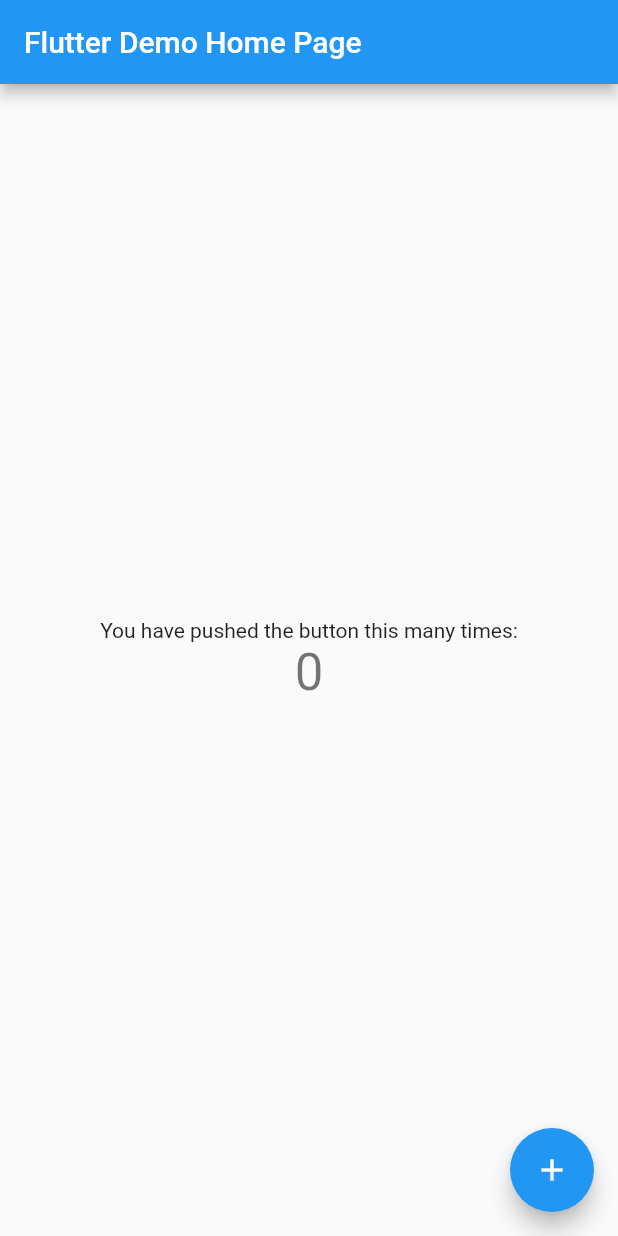
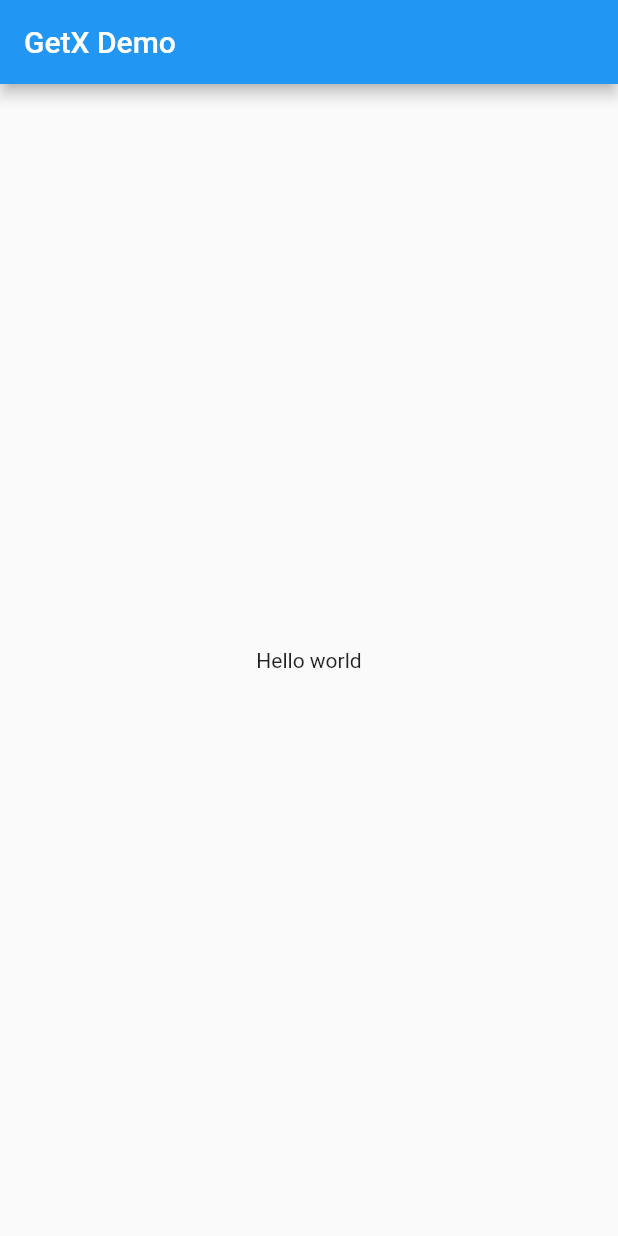
Before and after one commit to marcedroid/GetX-Test, a Flutter app: the screen it shows after launch, on a phone screen of 412 x 824 dp. Run offline on Flutter 3.47's test engine with Material 2 defaults, Android fonts, the phone set to English and light mode, and no system bars.

Commit message:
Eliminado codigo innecesario

```diff
--- a/lib/main.dart
+++ b/lib/main.dart
@@ -1,117 +1,4 @@
 import 'package:flutter/material.dart';
+import 'package:getx_demo/src/views/my_app.dart';
 
-void main() {
-  runApp(MyApp());
-}
-
-class MyApp extends StatelessWidget {
-  // This widget is the root of your application.
-  @override
-  Widget build(BuildContext context) {
-    return MaterialApp(
-      title: 'Flutter Demo',
-      theme: ThemeData(
-        // This is the theme of your application.
-        //
-        // Try running your application with "flutter run". You'll see the
-        // application has a blue toolbar. Then, without quitting the app, try
-        // changing the primarySwatch below to Colors.green and then invoke
-        // "hot reload" (press "r" in the console where you ran "flutter run",
-        // or simply save your changes to "hot reload" in a Flutter IDE).
-        // Notice that the counter didn't reset back to zero; the application
-        // is not restarted.
-        primarySwatch: Colors.blue,
-        // This makes the visual density adapt to the platform that you run
-        // the app on. For desktop platforms, the controls will be smaller and
-        // closer together (more dense) than on mobile platforms.
-        visualDensity: VisualDensity.adaptivePlatformDensity,
-      ),
-      home: MyHomePage(title: 'Flutter Demo Home Page'),
-    );
-  }
-}
-
-class MyHomePage extends StatefulWidget {
-  MyHomePage({Key key, this.title}) : super(key: key);
-
-  // This widget is the home page of your application. It is stateful, meaning
-  // that it has a State object (defined below) that contains fields that affect
-  // how it looks.
-
-  // This class is the configuration for the state. It holds the values (in this
-  // case the title) provided by the parent (in this case the App widget) and
-  // used by the build method of the State. Fields in a Widget subclass are
-  // always marked "final".
-
-  final String title;
-
-  @override
-  _MyHomePageState createState() => _MyHomePageState();
-}
-
-class _MyHomePageState extends State<MyHomePage> {
-  int _counter = 0;
-
-  void _incrementCounter() {
-    setState(() {
-      // This call to setState tells the Flutter framework that something has
-      // changed in this State, which causes it to rerun the build method below
-      // so that the display can reflect the updated values. If we changed
-      // _counter without calling setState(), then the build method would not be
-      // called again, and so nothing would appear to happen.
-      _counter++;
-    });
-  }
-
-  @override
-  Widget build(BuildContext context) {
-    // This method is rerun every time setState is called, for instance as done
-    // by the _incrementCounter method above.
-    //
-    // The Flutter framework has been optimized to make rerunning build methods
-    // fast, so that you can just rebuild anything that needs updating rather
-    // than having to individually change instances of widgets.
-    return Scaffold(
-      appBar: AppBar(
-        // Here we take the value from the MyHomePage object that was created by
-        // the App.build method, and use it to set our appbar title.
-        title: Text(widget.title),
-      ),
-      body: Center(
-        // Center is a layout widget. It takes a single child and positions it
-        // in the middle of the parent.
-        child: Column(
-          // Column is also a layout widget. It takes a list of children and
-          // arranges them vertically. By default, it sizes itself to fit its
-          // children horizontally, and tries to be as tall as its parent.
-          //
-          // Invoke "debug painting" (press "p" in the console, choose the
-          // "Toggle Debug Paint" action from the Flutter Inspector in Android
-          // Studio, or the "Toggle Debug Paint" command in Visual Studio Code)
-          // to see the wireframe for each widget.
-          //
-          // Column has various properties to control how it sizes itself and
-          // how it positions its children. Here we use mainAxisAlignment to
-          // center the children vertically; the main axis here is the vertical
-          // axis because Columns are vertical (the cross axis would be
-          // horizontal).
-          mainAxisAlignment: MainAxisAlignment.center,
-          children: <Widget>[
-            Text(
-              'You have pushed the button this many times:',
-            ),
-            Text(
-              '$_counter',
-              style: Theme.of(context).textTheme.headline4,
-            ),
-          ],
-        ),
-      ),
-      floatingActionButton: FloatingActionButton(
-        onPressed: _incrementCounter,
-        tooltip: 'Increment',
-        child: Icon(Icons.add),
-      ), // This trailing comma makes auto-formatting nicer for build methods.
-    );
-  }
-}
+void main() => runApp(MyApp());
--- /dev/null
+++ b/lib/src/views/my_app.dart
@@ -0,0 +1,13 @@
+import 'package:flutter/material.dart';
+import 'package:getx_demo/src/views/screens/home_page.dart';
+
+class MyApp extends StatelessWidget {
+  @override
+  Widget build(BuildContext context) {
+    return MaterialApp(
+      title: 'GetX Demo',
+      theme: ThemeData.light(),
+      home: HomePage(),
+    );
+  }
+}
--- /dev/null
+++ b/lib/src/views/screens/home_page.dart
@@ -0,0 +1,15 @@
+import 'package:flutter/material.dart';
+
+class HomePage extends StatelessWidget {
+  @override
+  Widget build(BuildContext context) {
+    return Scaffold(
+      appBar: AppBar(
+        title: Text('GetX Demo'),
+      ),
+      body: Center(
+        child: Text('Hello world'),
+      ),
+    );
+  }
+}
```
Also changed, not shown: 1 other file.
